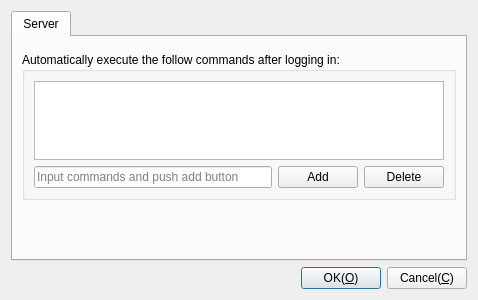
Qt form Plugins/SSH/DlgSettingsSSH.ui (KangLin/RabbitRemoteControl) before a commit.
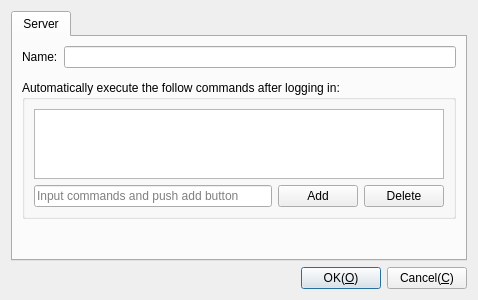
The same form after that commit. Custom widgets are drawn as their Qt base class.

What changed in the file:
```diff
--- a/Plugins/SSH/DlgSettingsSSH.ui
+++ b/Plugins/SSH/DlgSettingsSSH.ui
@@ -56,9 +56,23 @@
       </attribute>
       <layout class="QGridLayout" name="gridLayout">
        <item row="0" column="0">
-        <widget class="CParameterNetUI" name="wNet" native="true"/>
+        <layout class="QHBoxLayout" name="horizontalLayout_7">
+         <item>
+          <widget class="QLabel" name="label_7">
+           <property name="text">
+            <string>Name:</string>
+           </property>
+          </widget>
+         </item>
+         <item>
+          <widget class="QLineEdit" name="leName"/>
+         </item>
+        </layout>
        </item>
        <item row="1" column="0">
+        <widget class="CParameterNetUI" name="wNet" native="true"/>
+       </item>
+       <item row="2" column="0">
         <widget class="QGroupBox" name="groupBox">
          <property name="title">
           <string>Automatically execute the follow commands after logging in:</string>
@@ -99,7 +113,7 @@
          </layout>
         </widget>
        </item>
-       <item row="2" column="0">
+       <item row="3" column="0">
         <spacer name="verticalSpacer">
          <property name="orientation">
           <enum>Qt::Orientation::Vertical</enum>
```
